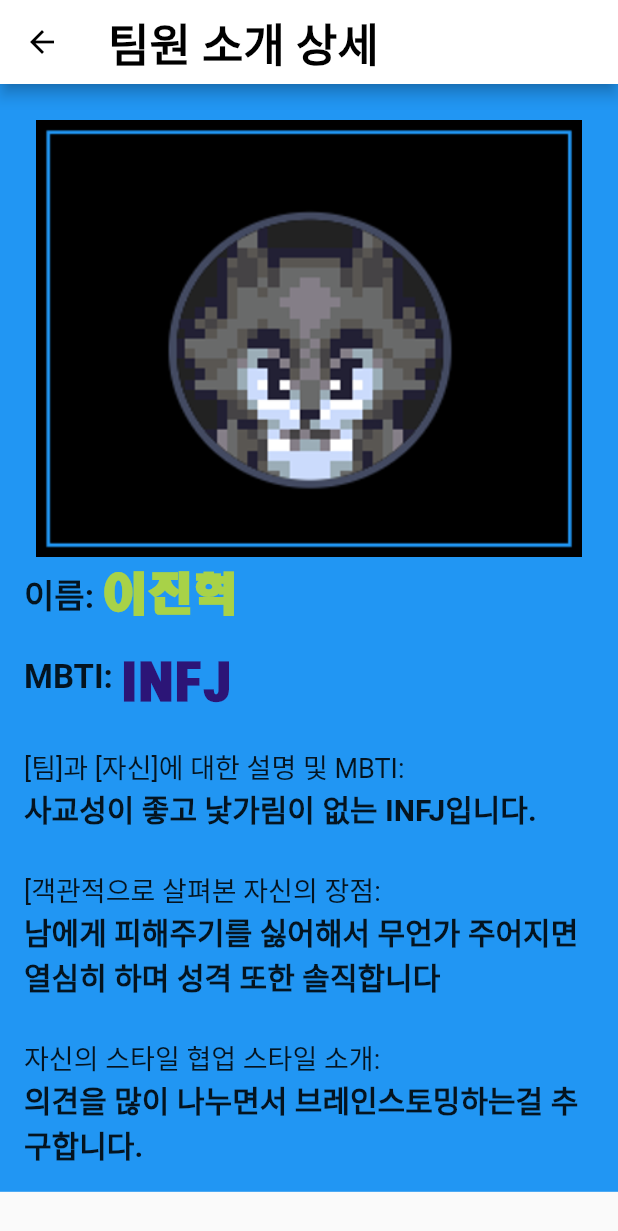
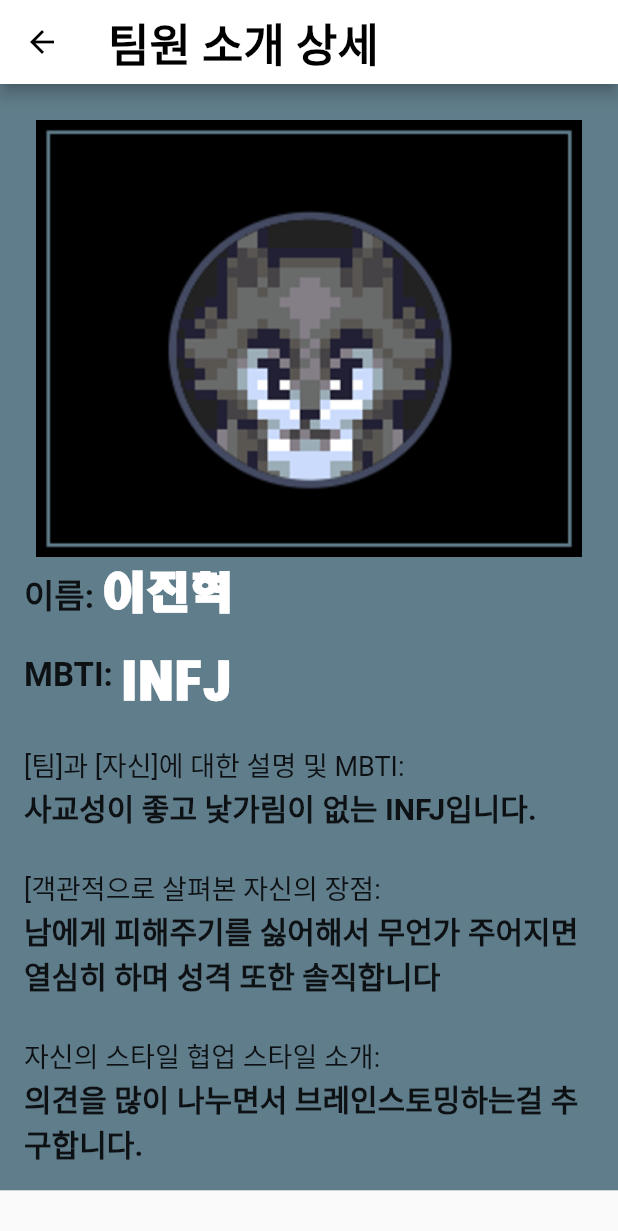
Before and after one commit to jh4016/team-project, a Flutter app: the TeamMemberDetailPage screen opened directly with sample values from the repository, on a phone screen of 412 x 824 dp. Shown: the top 1231 px of the screen. Run offline on Flutter 3.47's test engine with Material 2 defaults, Android fonts, the light colour scheme and no system bars; network calls fail.

Commit message:
상세 소개 - 이름, mbti 색상변경 및 배경색 변경

```diff
--- a/lib/teamIntroduction.dart
+++ b/lib/teamIntroduction.dart
@@ -239,6 +239,7 @@ class _TeamIntroductionPageState extends State<TeamIntroductionPage> {
                           description: description,
                           merit: merit,
                           style: style,
+                          backgroundColor: RenderErrorBox.backgroundColor,
                           image: "assets/images/img6.png");
 
                       addTeamMember(newMember);
--- a/lib/teamIntroductionDetail.dart
+++ b/lib/teamIntroductionDetail.dart
@@ -46,10 +46,10 @@ class TeamMemberDetailPage extends StatelessWidget {
                     Text(
                       member.name,
                       style: TextStyle(
-                          fontSize: 30,
+                          fontSize: 29,
                           fontWeight: FontWeight.bold,
                           fontFamily: 'human',
-                          color: Color(0xFFA8D248)),
+                          color: Color(0xFFFFFFFF)),
                     )
                   ],
                 ),
@@ -72,7 +72,7 @@ class TeamMemberDetailPage extends StatelessWidget {
                           fontSize: 30,
                           fontWeight: FontWeight.bold,
                           fontFamily: 'human',
-                          color: Color(0xFF2C1577)),
+                          color: Color(0xFFFFFFFF)),
                     )
                   ],
                 ),
--- a/lib/teammembers.dart
+++ b/lib/teammembers.dart
@@ -4,7 +4,7 @@ import 'package:teamproject/teamIntroduction.dart';
 
 List<TeamMember> teamMembers = [
   TeamMember(
-    backgroundColor: Colors.blue,
+    backgroundColor: Colors.blueGrey,
     image: 'assets/images/img1.png',
     name: '이진혁',
     mbti: 'INFJ',
@@ -22,8 +22,8 @@ List<TeamMember> teamMembers = [
     style: '최대한 다른 사람의 의견을 수용하면서 소통을 하려고 합니다.',
   ),
   TeamMember(
-    backgroundColor: Colors.yellow,
     image: 'assets/images/img5.png',
+    backgroundColor: Colors.orange,
     name: '양화진',
     mbti: 'idk',
     description: '코딩, 개발 관련 교육은 처음입니다. MBTI 검사는 한 번도 안해봤습니다.',
```
